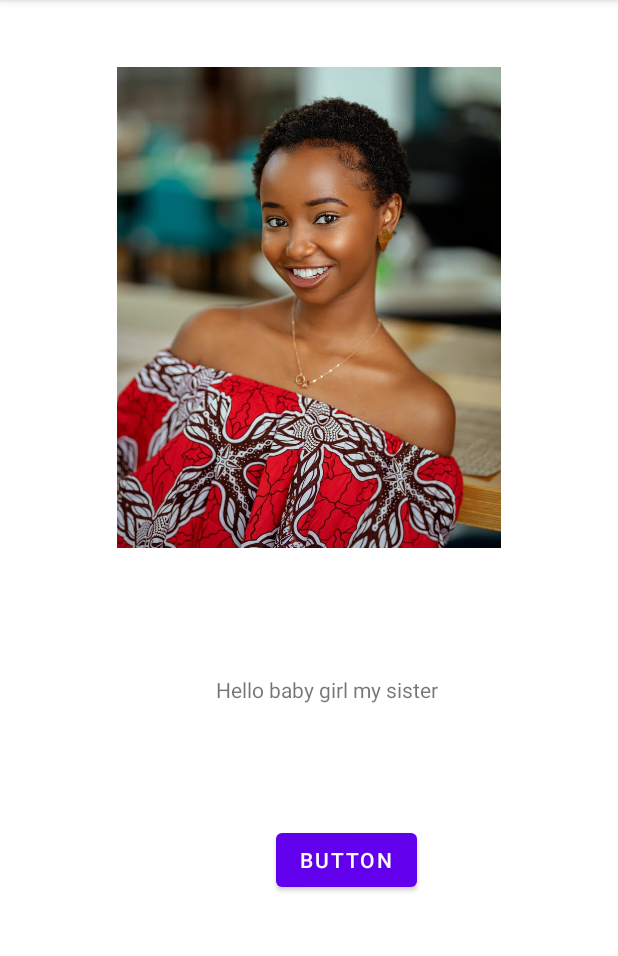
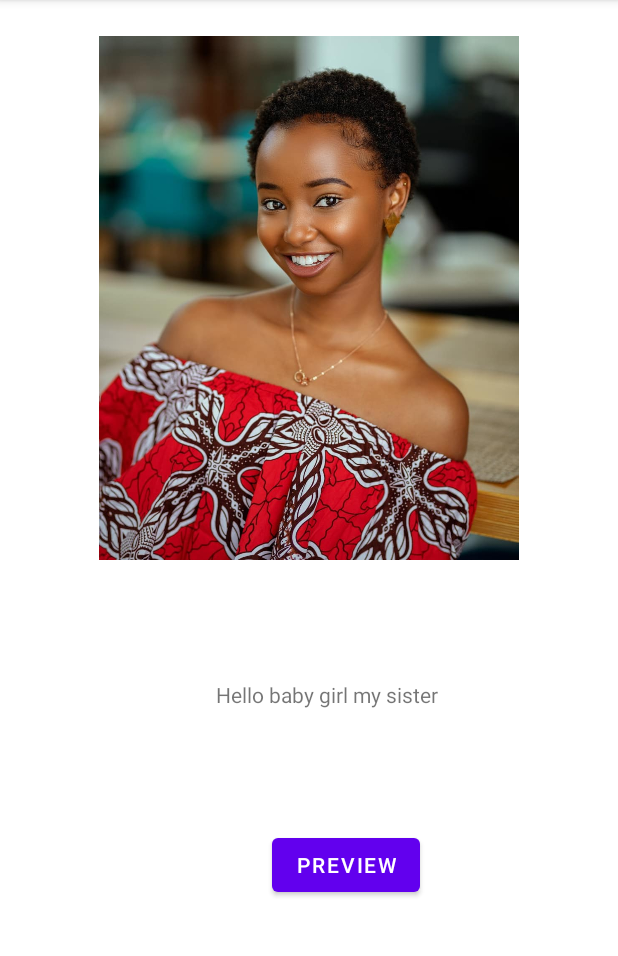
Before and after one commit to abinsinguza-dallen/Android2, an Android app: the Picture5Activiyt screen opened directly, with no data from a screen before it, on a phone screen of 412 x 824 dp, the part 84-1040 px from its top. Run offline under Robolectric (Android 15) with nearby library versions, the phone set to English and light mode, and no system bars.

Commit message:
first commit

```diff
--- a/app/src/main/java/com/myandroidapp/picturebook/Picture2Activity.kt
+++ b/app/src/main/java/com/myandroidapp/picturebook/Picture2Activity.kt
@@ -17,7 +17,9 @@ class Picture2Activity : AppCompatActivity() {
             var intent=Intent(this,Picture3Activity::class.java)
             startActivity(intent)
         }
+        btnNext2.setOnClickListener {
         var intent=Intent(this,Picture3Activity::class.java)
         startActivity(intent)
     }
+    }
 }
--- a/app/src/main/java/com/myandroidapp/picturebook/Picture5Activiyt.kt
+++ b/app/src/main/java/com/myandroidapp/picturebook/Picture5Activiyt.kt
@@ -1,11 +1,20 @@
 package com.myandroidapp.picturebook
 
+import android.content.Intent
 import androidx.appcompat.app.AppCompatActivity
 import android.os.Bundle
+import android.widget.Button
 
 class Picture5Activiyt : AppCompatActivity() {
+    lateinit var btnPreview5:Button
     override fun onCreate(savedInstanceState: Bundle?) {
         super.onCreate(savedInstanceState)
         setContentView(R.layout.activity_picture5_activiyt)
+        btnPreview5=findViewById(R.id.btnPreview5)
+        btnPreview5.setOnClickListener {
+            var intent=Intent(this,Picture4Activity::class.java)
+            startActivity(intent)
+        }
+
     }
 }
--- a/app/src/main/res/layout/activity_picture3.xml
+++ b/app/src/main/res/layout/activity_picture3.xml
@@ -38,20 +38,20 @@
         android:id="@+id/btnPreview3"
         android:layout_width="wrap_content"
         android:layout_height="wrap_content"
+        android:layout_marginTop="80dp"
         android:layout_marginStart="48dp"
         android:text="Preview"
         app:layout_constraintStart_toStartOf="parent"
-        app:layout_constraintTop_toTopOf="@+id/btnNext3" />
+        app:layout_constraintTop_toBottomOf="@+id/imgPicture3" />
 
     <Button
         android:id="@+id/btnNext3"
         android:layout_width="wrap_content"
         android:layout_height="wrap_content"
         android:layout_marginEnd="48dp"
-        android:layout_marginTop="80dp"
         android:text="Next"
         app:layout_constraintEnd_toEndOf="parent"
-        tools:layout_editor_absoluteY="558dp" />
+        app:layout_constraintTop_toTopOf="@+id/btnPreview3" />
 
     <androidx.constraintlayout.widget.Guideline
         android:id="@+id/guideline6"
--- a/app/src/main/res/layout/activity_picture4.xml
+++ b/app/src/main/res/layout/activity_picture4.xml
@@ -40,20 +40,20 @@
         android:id="@+id/btnPreview4"
         android:layout_width="wrap_content"
         android:layout_height="wrap_content"
+        android:layout_marginTop="80dp"
         android:layout_marginStart="48dp"
         android:text="Preview"
         app:layout_constraintStart_toStartOf="parent"
-        app:layout_constraintTop_toTopOf="@+id/btnNext4" />
+        app:layout_constraintTop_toBottomOf="@+id/tvCaption4" />
 
     <Button
         android:id="@+id/btnNext4"
         android:layout_width="wrap_content"
         android:layout_height="wrap_content"
-        android:layout_marginTop="189dp"
         android:layout_marginEnd="48dp"
         android:text="Next"
         app:layout_constraintEnd_toEndOf="parent"
-        app:layout_constraintTop_toBottomOf="@+id/imgPicture4" />
+        app:layout_constraintTop_toTopOf="@+id/btnPreview4" />
 
     <androidx.constraintlayout.widget.Guideline
         android:id="@+id/guideline8"
--- a/app/src/main/res/layout/activity_picture5_activiyt.xml
+++ b/app/src/main/res/layout/activity_picture5_activiyt.xml
@@ -5,18 +5,6 @@
     android:layout_width="match_parent"
     android:layout_height="match_parent"
     tools:context=".Picture5Activiyt">
-
-    <ImageView
-        android:id="@+id/imageView3"
-        android:layout_width="256dp"
-        android:layout_height="330dp"
-        android:layout_marginStart="24dp"
-        android:layout_marginTop="40dp"
-        android:layout_marginEnd="24dp"
-        app:layout_constraintEnd_toEndOf="parent"
-        app:layout_constraintStart_toStartOf="parent"
-        app:layout_constraintTop_toTopOf="parent"
-        app:srcCompat="@drawable/ggggggggLLL" />
 
     <androidx.constraintlayout.widget.Guideline
         android:id="@+id/guideline9"
@@ -29,12 +17,12 @@
         android:id="@+id/tvcaption5"
         android:layout_width="wrap_content"
         android:layout_height="wrap_content"
+        android:layout_marginTop="80dp"
         android:layout_marginStart="24dp"
-        android:layout_marginTop="80dp"
         android:text="Hello baby girl my sister"
         app:layout_constraintEnd_toEndOf="parent"
         app:layout_constraintStart_toStartOf="parent"
-        app:layout_constraintTop_toBottomOf="@+id/imageView3" />
+        app:layout_constraintTop_toBottomOf="@+id/imageView5" />
 
     <Button
         android:id="@+id/btnPreview5"
@@ -43,10 +31,22 @@
         android:layout_marginStart="24dp"
         android:layout_marginTop="80dp"
         android:layout_marginEnd="24dp"
-        android:text="Button"
+        android:text="Preview"
         app:layout_constraintEnd_toEndOf="parent"
         app:layout_constraintHorizontal_bias="0.593"
         app:layout_constraintStart_toStartOf="parent"
         app:layout_constraintTop_toBottomOf="@+id/tvcaption5" />
 
+    <ImageView
+        android:id="@+id/imageView5"
+        android:layout_width="281dp"
+        android:layout_height="349dp"
+        android:layout_marginStart="24dp"
+        android:layout_marginTop="24dp"
+        android:layout_marginEnd="24dp"
+        app:layout_constraintEnd_toEndOf="parent"
+        app:layout_constraintStart_toStartOf="parent"
+        app:layout_constraintTop_toTopOf="parent"
+        app:srcCompat="@drawable/gallll" />
+
 </androidx.constraintlayout.widget.ConstraintLayout>
```
Also changed, not shown: app/src/main/java/com/myandroidapp/picturebook/Picture3Activity.kt (+7 -0 lines), app/src/main/java/com/myandroidapp/picturebook/Picture4Activity.kt (+15 -0 lines), app/src/main/res/drawable/gallll.jpg (renamed from app/src/main/res/drawable/ggggggggLLL.jpg).
